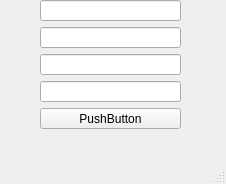
Neroboot/Login_test, file login.ui: the form before one commit.
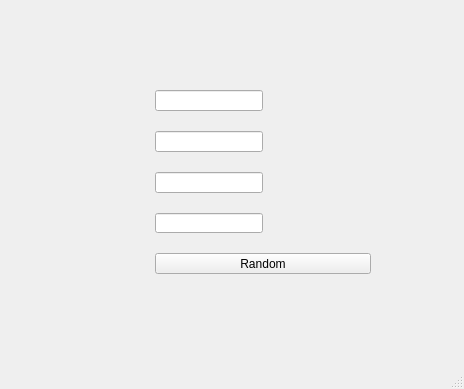
The form after the commit.

```diff
--- a/login.ui
+++ b/login.ui
@@ -6,40 +6,92 @@
    <rect>
     <x>0</x>
     <y>0</y>
-    <width>226</width>
-    <height>184</height>
+    <width>464</width>
+    <height>389</height>
    </rect>
   </property>
   <property name="windowTitle">
    <string>MainWindow</string>
   </property>
   <widget class="QWidget" name="centralwidget">
-   <widget class="QWidget" name="verticalLayoutWidget">
+   <widget class="QWidget" name="">
     <property name="geometry">
      <rect>
-      <x>40</x>
-      <y>0</y>
-      <width>141</width>
-      <height>129</height>
+      <x>140</x>
+      <y>80</y>
+      <width>231</width>
+      <height>194</height>
      </rect>
     </property>
-    <layout class="QVBoxLayout" name="verticalLayout">
-     <item>
+    <layout class="QFormLayout" name="formLayout_3">
+     <property name="labelAlignment">
+      <set>Qt::AlignBottom|Qt::AlignHCenter</set>
+     </property>
+     <property name="horizontalSpacing">
+      <number>10</number>
+     </property>
+     <property name="verticalSpacing">
+      <number>20</number>
+     </property>
+     <property name="leftMargin">
+      <number>15</number>
+     </property>
+     <property name="topMargin">
+      <number>10</number>
+     </property>
+     <item row="0" column="0">
       <widget class="QLineEdit" name="lineEdit"/>
      </item>
-     <item>
+     <item row="0" column="1">
+      <widget class="QLabel" name="lab_nick">
+       <property name="text">
+        <string/>
+       </property>
+      </widget>
+     </item>
+     <item row="1" column="0">
       <widget class="QLineEdit" name="lineEdit_2"/>
      </item>
-     <item>
+     <item row="1" column="1">
+      <widget class="QLabel" name="lab_email">
+       <property name="text">
+        <string/>
+       </property>
+      </widget>
+     </item>
+     <item row="2" column="0">
       <widget class="QLineEdit" name="lineEdit_3"/>
      </item>
-     <item>
+     <item row="2" column="1">
+      <widget class="QLabel" name="lab_password">
+       <property name="text">
+        <string/>
+       </property>
+      </widget>
+     </item>
+     <item row="3" column="0">
       <widget class="QLineEdit" name="lineEdit_4"/>
      </item>
-     <item>
+     <item row="3" column="1">
+      <widget class="QLabel" name="lab_password2">
+       <property name="enabled">
+        <bool>false</bool>
+       </property>
+       <property name="sizeIncrement">
+        <size>
+         <width>30</width>
+         <height>30</height>
+        </size>
+       </property>
+       <property name="text">
+        <string/>
+       </property>
+      </widget>
+     </item>
+     <item row="4" column="0" colspan="2">
       <widget class="QPushButton" name="pushButton">
        <property name="text">
-        <string>PushButton</string>
+        <string>Random</string>
        </property>
       </widget>
      </item>
```
Left out of the diff: 2 changed lines with no effect on the pictures.
